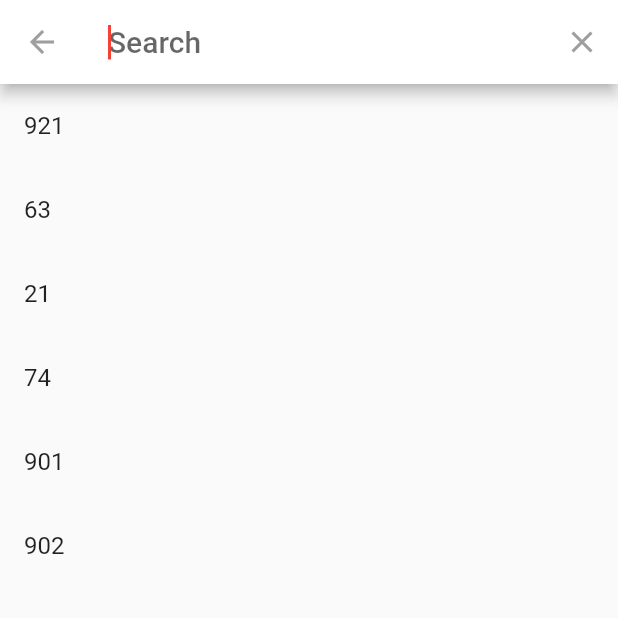
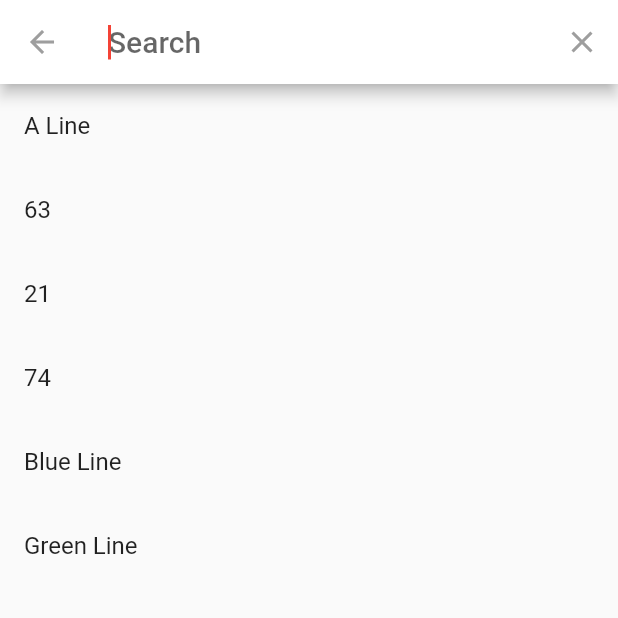
Before and after one commit to redonaghy/transit_buddy, a Flutter app: the screen it shows after launch, after a tap on the "search" icon, on a phone screen of 412 x 824 dp, the top half of it. Run offline on Flutter 3.47's test engine with Material 2 defaults, Android fonts, the phone set to English and light mode, and no system bars; our stand-ins replace flutter_map, latlong2; missing offline and left inert: gtfs_realtime_bindings; network calls fail.

Commit message:
Quick and dirty code to alias 921, 901, and 902

```diff
--- a/lib/main.dart
+++ b/lib/main.dart
@@ -131,6 +131,13 @@ class _MyHomePageState extends State<MyHomePage> {
                   .then(
                 (value) {
                   searchResult = value;
+                  if (searchResult == "A Line") {
+                    searchResult = "921";
+                  } else if (searchResult == "Blue Line") {
+                    searchResult = "901";
+                  } else if (searchResult == "Green Line") {
+                    searchResult = "902";
+                  }
                 },
               );
             },
@@ -225,12 +232,12 @@ class _VehicleRowState extends State<VehicleRow> {
 class RouteSearchBar extends SearchDelegate {
   // This is where the list of items (routes) need to go
   List<String> searchTerms = [
-    "921",
+    "A Line",
     "63",
     "21",
     "74",
-    "901",
-    "902",
+    "Blue Line",
+    "Green Line",
   ];
 
   // This one clears the search bar of text when its clicked
```
